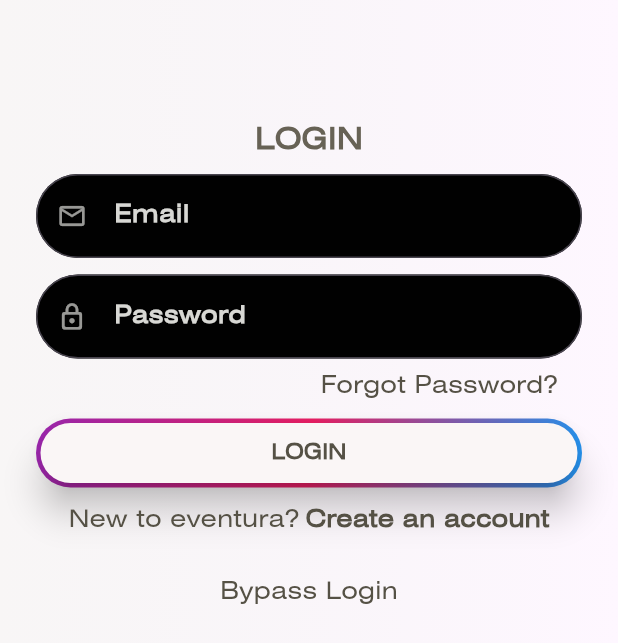
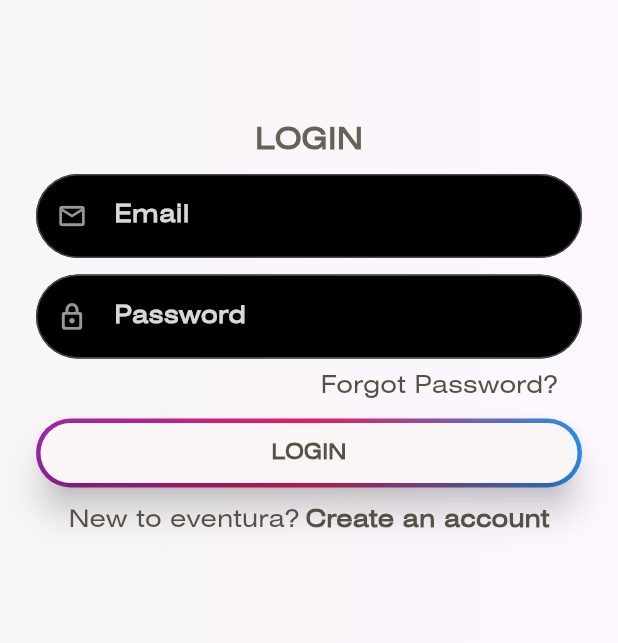
Before and after one commit to kayyjey/Eventurapp, a Flutter app: the screen it shows after launch, on a phone screen of 412 x 824 dp. Shown: the top 643 px of the screen. Run offline on Flutter 3.47's test engine with Material 3 defaults, Android fonts, the phone set to English and light mode, and no system bars; our stand-ins replace animated_text_kit, appwrite, carousel_slider, file_picker, flutter_local_notifications, focused_menu and 2 more; network calls fail.

Commit message:
removed bypass login

```diff
--- a/lib/views/homepage.dart
+++ b/lib/views/homepage.dart
@@ -134,12 +134,11 @@ class _HomepageState extends State<Homepage> {
                   ),
                 ),
 
-                // Right Side: Logout + Notifications
+                // Right Side: Seating + Notifications
                 Row(
                   children: [
                     IconButton(
                       onPressed: () {
-                        logoutUser();
                         Navigator.push(
                             context, MaterialPageRoute(builder: (context) => SeatingPage()));
                       },
--- a/lib/views/login.dart
+++ b/lib/views/login.dart
@@ -128,16 +128,16 @@ class _LoginPageState extends State<LoginPage> {
                   ],
                 ),
               ),
-              SizedBox(height: 25,),
-              GestureDetector(
-                onTap: ()=> Navigator.push(context, MaterialPageRoute(builder: (context) => Homepage())),
-                child: Row(
-                  mainAxisAlignment: MainAxisAlignment.center,
-                  children: [
-                    Text("Bypass Login", style: TextStyle(color: brown1,fontSize: 16,fontWeight: FontWeight.w500,)),
-                  ],
-                ),
-              ),
+              // SizedBox(height: 25,),
+              // GestureDetector(
+              //   onTap: ()=> Navigator.push(context, MaterialPageRoute(builder: (context) => Homepage())),
+              //   child: Row(
+              //     mainAxisAlignment: MainAxisAlignment.center,
+              //     children: [
+              //       Text("Bypass Login", style: TextStyle(color: brown1,fontSize: 16,fontWeight: FontWeight.w500,)),
+              //     ],
+              //   ),
+              // ),
               // SizedBox(height: 420,),
               // GestureDetector(
               //   child: Container(
```
Also changed, not shown: lib/views/seating_page.dart (line endings or trailing spaces).
